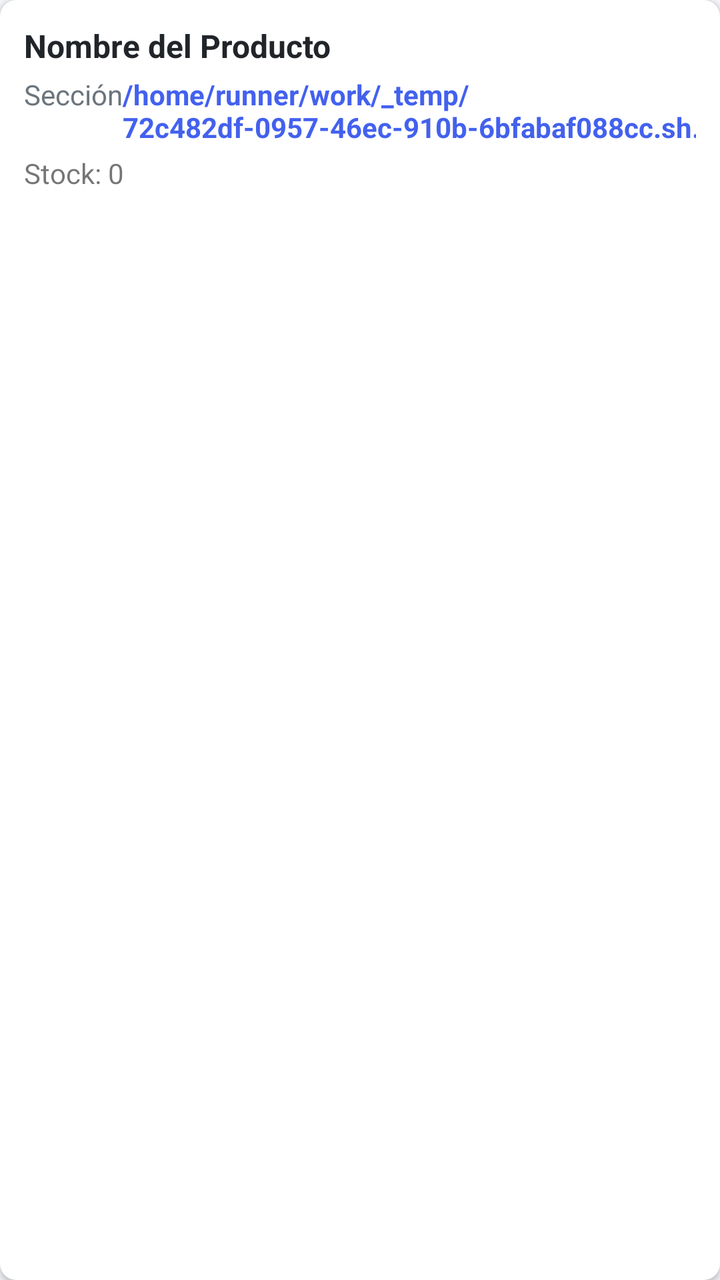
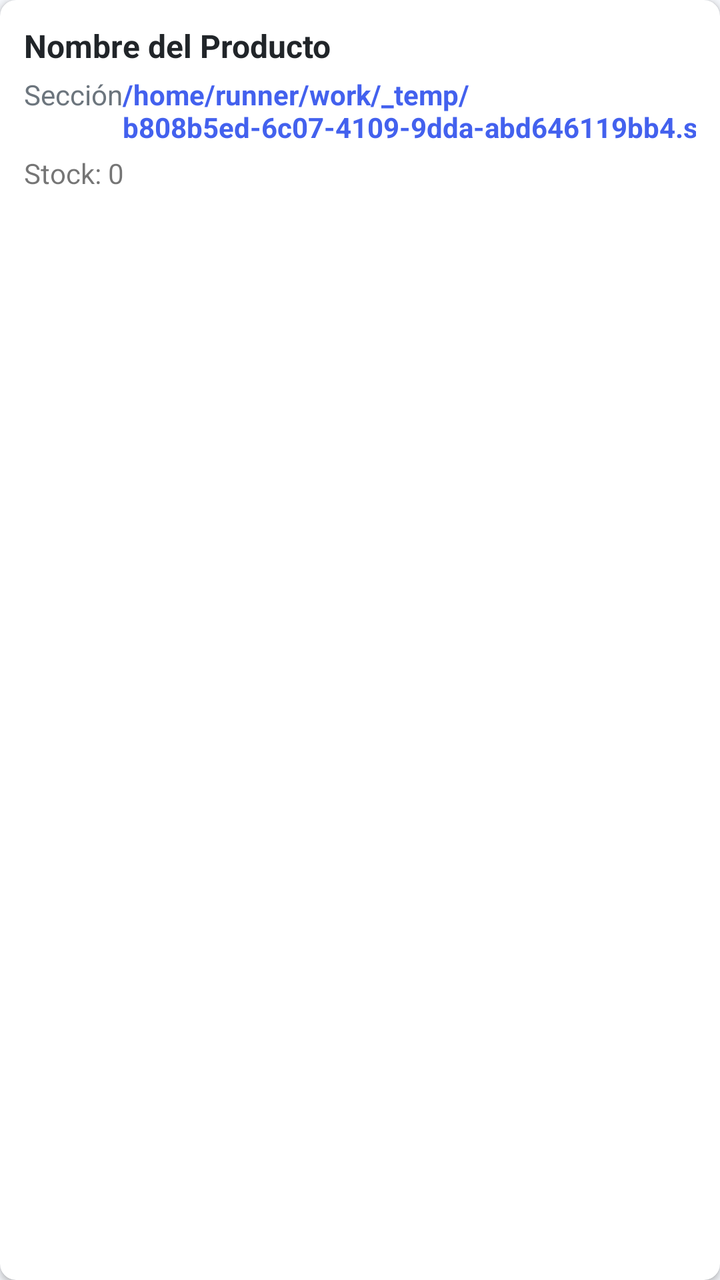

Screens rendered from an Android XML layout before and after an edit, with the pre-edit source and the edit as a unified diff.
<!-- AndroidManifest.xml: application theme Theme.OmniVentas -->
<!-- res/layout/item_producto.xml -->
<?xml version="1.0" encoding="utf-8"?>
<androidx.cardview.widget.CardView xmlns:android="http://schemas.android.com/apk/res/android"
    xmlns:app="http://schemas.android.com/apk/res-auto"
    android:layout_width="match_parent"
    android:layout_height="wrap_content"
    android:layout_marginBottom="8dp"
    app:cardCornerRadius="8dp"
    app:cardElevation="2dp">
    <LinearLayout
        android:layout_width="match_parent"
        android:layout_height="wrap_content"
        android:orientation="vertical"
        android:padding="12dp">
        <TextView
            android:id="@+id/tv_nombre"
            android:layout_width="match_parent"
            android:layout_height="wrap_content"
            android:text="Nombre del Producto"
            android:textSize="16sp"
            android:textStyle="bold"
            android:textColor="@color/dark" />
        <LinearLayout
            android:layout_width="match_parent"
            android:layout_height="wrap_content"
            android:orientation="horizontal"
            android:layout_marginTop="4dp">
            <TextView
                android:id="@+id/tv_seccion"
                android:layout_width="0dp"
                android:layout_height="wrap_content"
                android:layout_weight="1"
                android:text="Sección"
                android:textSize="14sp"
                android:textColor="@color/gray" />
            <TextView
                android:id="@+id/tv_precio"
                android:layout_width="wrap_content"
                android:layout_height="wrap_content"
                android:text="/home/runner/work/_temp/72c482df-0957-46ec-910b-6bfabaf088cc.sh.00"
                android:textSize="14sp"
                android:textColor="@color/primary"
                android:textStyle="bold" />
        </LinearLayout>
        <TextView
            android:id="@+id/tv_stock"
            android:layout_width="wrap_content"
            android:layout_height="wrap_content"
            android:text="Stock: 0"
            android:textSize="14sp"
            android:layout_marginTop="4dp" />
    </LinearLayout>
</androidx.cardview.widget.CardView>
<!-- resources referenced by this layout -->
<resources>
  <color name="dark">#212529</color>
  <color name="gray">#6C757D</color>
  <color name="primary">#4361EE</color>
  <style name="Theme.OmniVentas" parent="Theme.MaterialComponents.DayNight.NoActionBar">
          <item name="colorPrimary">@color/primary</item>
          <item name="colorPrimaryVariant">@color/primary_dark</item>
          <item name="colorOnPrimary">@color/white</item>
          <item name="colorSecondary">@color/secondary</item>
          <item name="colorOnSecondary">@color/white</item>
          <item name="android:statusBarColor">@color/primary</item>
          <item name="android:windowBackground">@color/light_gray</item>
      </style>
  <color name="primary_dark">#3A56D4</color>
  <color name="white">#FFFFFF</color>
  <color name="secondary">#3F37C9</color>
  <color name="light_gray">#F5F7FB</color>
</resources>

<!-- the commit's change to res/layout/item_producto.xml (unified diff, before → after) -->
@@ -36,7 +36,7 @@
                 android:id="@+id/tv_precio"
                 android:layout_width="wrap_content"
                 android:layout_height="wrap_content"
-                android:text="/home/runner/work/_temp/72c482df-0957-46ec-910b-6bfabaf088cc.sh.00"
+                android:text="/home/runner/work/_temp/b808b5ed-6c07-4109-9dda-abd646119bb4.sh.00"
                 android:textSize="14sp"
                 android:textColor="@color/primary"
                 android:textStyle="bold" />
